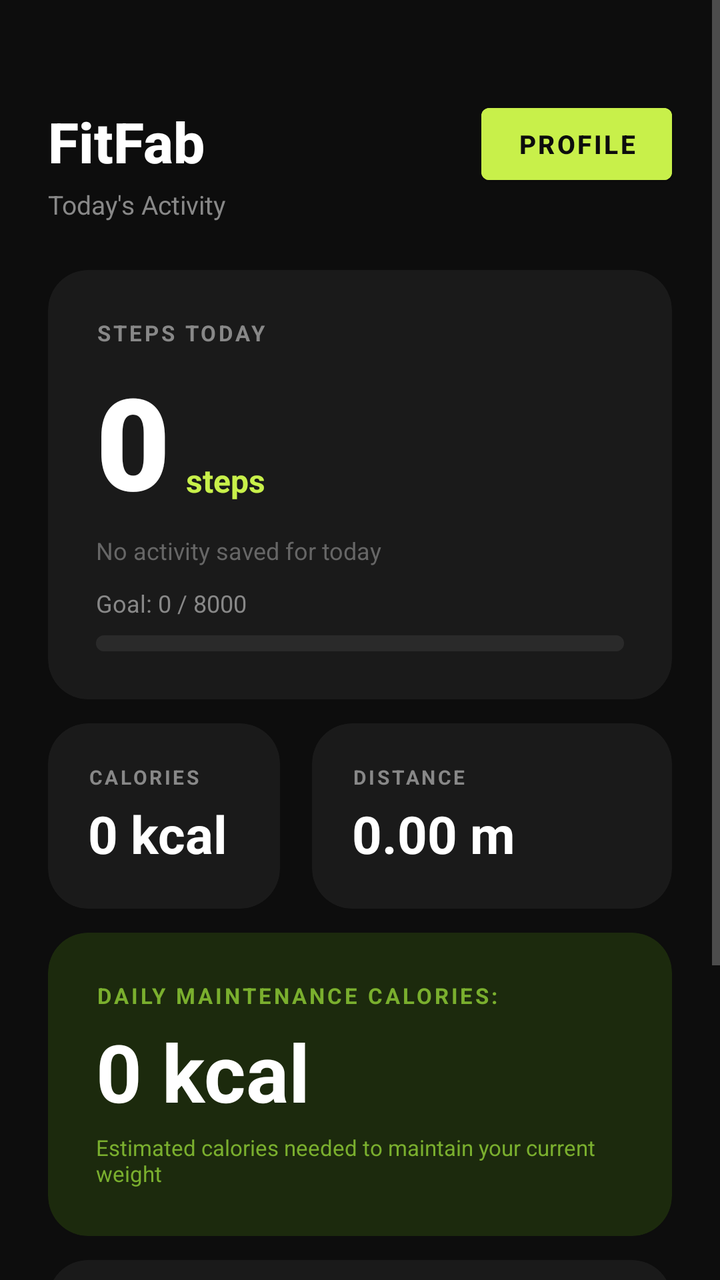
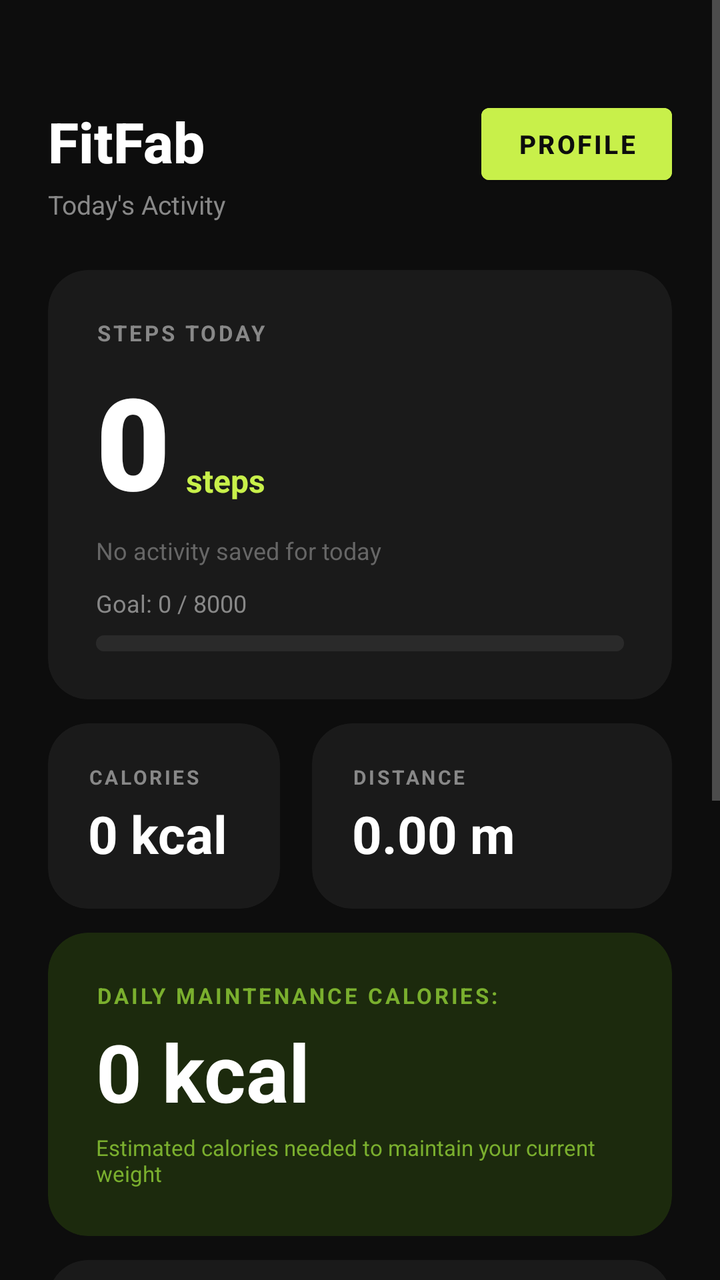

Compare the two renders of this Android layout. The source of the first and the diff that turns it into the second are given below.
<!-- AndroidManifest.xml: application theme Theme.FitnessApp -->
<!-- res/layout/activity_main.xml -->
<?xml version="1.0" encoding="utf-8"?>
<ScrollView
    xmlns:android="http://schemas.android.com/apk/res/android"
    xmlns:app="http://schemas.android.com/apk/res-auto"
    android:layout_width="match_parent"
    android:layout_height="match_parent"
    android:background="#0D0D0D"
    android:fillViewport="true">

    <androidx.constraintlayout.widget.ConstraintLayout
        android:layout_width="match_parent"
        android:layout_height="wrap_content"
        android:paddingBottom="32dp">

        
        <TextView
            android:id="@+id/headerTitle"
            android:layout_width="0dp"
            android:layout_height="wrap_content"
            android:text="FitFab"
            android:textColor="#FFFFFF"
            android:textSize="28sp"
            android:textStyle="bold"
            android:fontFamily="sans-serif-medium"
            android:layout_marginTop="52dp"
            android:layout_marginStart="24dp"
            app:layout_constraintTop_toTopOf="parent"
            app:layout_constraintStart_toStartOf="parent"
            app:layout_constraintEnd_toStartOf="@id/openProfileButton" />

        <TextView
            android:id="@+id/headerSubtitle"
            android:layout_width="0dp"
            android:layout_height="wrap_content"
            android:text="Today's Activity"
            android:textColor="#888888"
            android:textSize="13sp"
            android:layout_marginStart="24dp"
            android:layout_marginTop="4dp"
            app:layout_constraintTop_toBottomOf="@id/headerTitle"
            app:layout_constraintStart_toStartOf="parent"
            app:layout_constraintEnd_toStartOf="@id/openProfileButton" />

        <Button
            android:id="@+id/openProfileButton"
            android:layout_width="wrap_content"
            android:layout_height="wrap_content"
            android:text="Profile"
            android:textColor="#0D0D0D"
            android:textSize="13sp"
            android:textStyle="bold"
            android:backgroundTint="#C8F04A"
            android:layout_marginTop="48dp"
            android:layout_marginEnd="24dp"
            android:paddingStart="18dp"
            android:paddingEnd="18dp"
            android:paddingTop="8dp"
            android:paddingBottom="8dp"
            app:layout_constraintTop_toTopOf="parent"
            app:layout_constraintEnd_toEndOf="parent" />

        
        <androidx.cardview.widget.CardView
            android:id="@+id/stepsCard"
            android:layout_width="0dp"
            android:layout_height="wrap_content"
            android:layout_marginStart="24dp"
            android:layout_marginEnd="24dp"
            android:layout_marginTop="24dp"
            app:cardBackgroundColor="#1A1A1A"
            app:cardCornerRadius="20dp"
            app:cardElevation="0dp"
            app:layout_constraintTop_toBottomOf="@id/headerSubtitle"
            app:layout_constraintStart_toStartOf="parent"
            app:layout_constraintEnd_toEndOf="parent">

            <androidx.constraintlayout.widget.ConstraintLayout
                android:layout_width="match_parent"
                android:layout_height="wrap_content"
                android:padding="24dp">

                <TextView
                    android:id="@+id/stepsLabel"
                    android:layout_width="wrap_content"
                    android:layout_height="wrap_content"
                    android:text="STEPS TODAY"
                    android:textColor="#888888"
                    android:textSize="11sp"
                    android:letterSpacing="0.12"
                    android:textStyle="bold"
                    app:layout_constraintTop_toTopOf="parent"
                    app:layout_constraintStart_toStartOf="parent" />

                <TextView
                    android:id="@+id/stepsText"
                    android:layout_width="wrap_content"
                    android:layout_height="wrap_content"
                    android:text="0"
                    android:textColor="#FFFFFF"
                    android:textSize="64sp"
                    android:textStyle="bold"
                    android:fontFamily="sans-serif-black"
                    android:layout_marginTop="4dp"
                    app:layout_constraintTop_toBottomOf="@id/stepsLabel"
                    app:layout_constraintStart_toStartOf="parent" />

                <TextView
                    android:id="@+id/stepsUnit"
                    android:layout_width="wrap_content"
                    android:layout_height="wrap_content"
                    android:text="steps"
                    android:textColor="#C8F04A"
                    android:textSize="16sp"
                    android:textStyle="bold"
                    android:layout_marginStart="8dp"
                    android:layout_marginBottom="12dp"
                    app:layout_constraintBottom_toBottomOf="@id/stepsText"
                    app:layout_constraintStart_toEndOf="@id/stepsText" />

                <TextView
                    android:id="@+id/todayActivityText"
                    android:layout_width="0dp"
                    android:layout_height="wrap_content"
                    android:text="No activity saved for today"
                    android:textColor="#666666"
                    android:textSize="12sp"
                    android:layout_marginTop="4dp"
                    app:layout_constraintTop_toBottomOf="@id/stepsText"
                    app:layout_constraintStart_toStartOf="parent"
                    app:layout_constraintEnd_toEndOf="parent" />

                <TextView
                    android:id="@+id/stepGoalText"
                    android:layout_width="wrap_content"
                    android:layout_height="wrap_content"
                    android:text="Goal: 0 / 8000"
                    android:textColor="#888888"
                    android:textSize="12sp"
                    android:layout_marginTop="10dp"
                    app:layout_constraintTop_toBottomOf="@id/todayActivityText"
                    app:layout_constraintStart_toStartOf="parent" />

                <ProgressBar
                    android:id="@+id/stepGoalProgressBar"
                    style="@android:style/Widget.ProgressBar.Horizontal"
                    android:layout_width="0dp"
                    android:layout_height="8dp"
                    android:layout_marginTop="8dp"
                    android:progress="0"
                    android:max="100"
                    android:progressTint="#C8F04A"
                    android:progressBackgroundTint="#2A2A2A"
                    app:layout_constraintTop_toBottomOf="@id/stepGoalText"
                    app:layout_constraintStart_toStartOf="parent"
                    app:layout_constraintEnd_toEndOf="parent"
                    app:layout_constraintBottom_toBottomOf="parent" />

            </androidx.constraintlayout.widget.ConstraintLayout>
        </androidx.cardview.widget.CardView>

        
        <androidx.cardview.widget.CardView
            android:id="@+id/caloriesCard"
            android:layout_width="0dp"
            android:layout_height="wrap_content"
            android:layout_marginStart="24dp"
            android:layout_marginEnd="8dp"
            android:layout_marginTop="12dp"
            app:cardBackgroundColor="#1A1A1A"
            app:cardCornerRadius="20dp"
            app:cardElevation="0dp"
            app:layout_constraintTop_toBottomOf="@id/stepsCard"
            app:layout_constraintStart_toStartOf="parent"
            app:layout_constraintEnd_toStartOf="@id/distanceCard">

            <LinearLayout
                android:layout_width="match_parent"
                android:layout_height="wrap_content"
                android:orientation="vertical"
                android:padding="20dp">

                <TextView
                    android:layout_width="wrap_content"
                    android:layout_height="wrap_content"
                    android:text="CALORIES"
                    android:textColor="#888888"
                    android:textSize="10sp"
                    android:letterSpacing="0.12"
                    android:textStyle="bold" />

                <TextView
                    android:id="@+id/caloriesText"
                    android:layout_width="wrap_content"
                    android:layout_height="wrap_content"
                    android:text="0 kcal"
                    android:textColor="#FFFFFF"
                    android:textSize="26sp"
                    android:textStyle="bold"
                    android:layout_marginTop="4dp" />

            </LinearLayout>
        </androidx.cardview.widget.CardView>

        <androidx.cardview.widget.CardView
            android:id="@+id/distanceCard"
            android:layout_width="0dp"
            android:layout_height="wrap_content"
            android:layout_marginStart="8dp"
            android:layout_marginEnd="24dp"
            android:layout_marginTop="12dp"
            app:cardBackgroundColor="#1A1A1A"
            app:cardCornerRadius="20dp"
            app:cardElevation="0dp"
            app:layout_constraintTop_toBottomOf="@id/stepsCard"
            app:layout_constraintStart_toEndOf="@id/caloriesCard"
            app:layout_constraintEnd_toEndOf="parent"
            app:layout_constraintWidth_percent="0.5">

            <LinearLayout
                android:layout_width="match_parent"
                android:layout_height="wrap_content"
                android:orientation="vertical"
                android:padding="20dp">

                <TextView
                    android:layout_width="wrap_content"
                    android:layout_height="wrap_content"
                    android:text="DISTANCE"
                    android:textColor="#888888"
                    android:textSize="10sp"
                    android:letterSpacing="0.12"
                    android:textStyle="bold" />

                <TextView
                    android:id="@+id/distanceText"
                    android:layout_width="wrap_content"
                    android:layout_height="wrap_content"
                    android:text="0.00 m"
                    android:textColor="#FFFFFF"
                    android:textSize="26sp"
                    android:textStyle="bold"
                    android:layout_marginTop="4dp" />

            </LinearLayout>
        </androidx.cardview.widget.CardView>

        
        <androidx.cardview.widget.CardView
            android:id="@+id/maintenanceCard"
            android:layout_width="0dp"
            android:layout_height="wrap_content"
            android:layout_marginStart="24dp"
            android:layout_marginEnd="24dp"
            android:layout_marginTop="12dp"
            app:cardBackgroundColor="#1C2A0D"
            app:cardCornerRadius="20dp"
            app:cardElevation="0dp"
            app:layout_constraintTop_toBottomOf="@id/caloriesCard"
            app:layout_constraintStart_toStartOf="parent"
            app:layout_constraintEnd_toEndOf="parent">

            <androidx.constraintlayout.widget.ConstraintLayout
                android:layout_width="match_parent"
                android:layout_height="wrap_content"
                android:padding="24dp">

                <TextView
                    android:id="@+id/maintenanceLabel"
                    android:layout_width="wrap_content"
                    android:layout_height="wrap_content"
                    android:text="DAILY MAINTENANCE CALORIES:"
                    android:textColor="#7AAF2E"
                    android:textSize="11sp"
                    android:letterSpacing="0.12"
                    android:textStyle="bold"
                    app:layout_constraintTop_toTopOf="parent"
                    app:layout_constraintStart_toStartOf="parent" />

                <TextView
                    android:id="@+id/maintenanceText"
                    android:layout_width="wrap_content"
                    android:layout_height="wrap_content"
                    android:text="0 kcal"
                    android:textColor="#FFFFFF"
                    android:textSize="40sp"
                    android:textStyle="bold"
                    android:layout_marginTop="4dp"
                    app:layout_constraintTop_toBottomOf="@id/maintenanceLabel"
                    app:layout_constraintStart_toStartOf="parent" />

                <TextView
                    android:layout_width="0dp"
                    android:layout_height="wrap_content"
                    android:text="Estimated calories needed to maintain your current weight"
                    android:textColor="#7AAF2E"
                    android:textSize="11sp"
                    android:layout_marginTop="4dp"
                    app:layout_constraintTop_toBottomOf="@id/maintenanceText"
                    app:layout_constraintStart_toStartOf="parent"
                    app:layout_constraintEnd_toEndOf="parent" />

            </androidx.constraintlayout.widget.ConstraintLayout>
        </androidx.cardview.widget.CardView>

        
        <androidx.cardview.widget.CardView
            android:id="@+id/xpCard"
            android:layout_width="0dp"
            android:layout_height="wrap_content"
            android:layout_marginStart="24dp"
            android:layout_marginEnd="24dp"
            android:layout_marginTop="12dp"
            app:cardBackgroundColor="#1A1A1A"
            app:cardCornerRadius="20dp"
            app:cardElevation="0dp"
            app:layout_constraintTop_toBottomOf="@id/maintenanceCard"
            app:layout_constraintStart_toStartOf="parent"
            app:layout_constraintEnd_toEndOf="parent">

            <androidx.constraintlayout.widget.ConstraintLayout
                android:layout_width="match_parent"
                android:layout_height="wrap_content"
                android:padding="24dp">

                <TextView
                    android:id="@+id/xpLabel"
                    android:layout_width="wrap_content"
                    android:layout_height="wrap_content"
                    android:text="LEVEL PROGRESS"
                    android:textColor="#888888"
                    android:textSize="11sp"
                    android:letterSpacing="0.12"
                    android:textStyle="bold"
                    app:layout_constraintTop_toTopOf="parent"
                    app:layout_constraintStart_toStartOf="parent" />

                <TextView
                    android:id="@+id/xpText"
                    android:layout_width="0dp"
                    android:layout_height="wrap_content"
                    android:text="XP: 0  |  Level: 1"
                    android:textColor="#FFFFFF"
                    android:textSize="24sp"
                    android:textStyle="bold"
                    android:layout_marginTop="6dp"
                    app:layout_constraintTop_toBottomOf="@id/xpLabel"
                    app:layout_constraintStart_toStartOf="parent"
                    app:layout_constraintEnd_toEndOf="parent" />

                <ProgressBar
                    android:id="@+id/xpProgressBar"
                    style="@android:style/Widget.ProgressBar.Horizontal"
                    android:layout_width="0dp"
                    android:layout_height="8dp"
                    android:layout_marginTop="12dp"
                    android:progressTint="#C8F04A"
                    android:progressBackgroundTint="#2A2A2A"
                    android:max="100"
                    android:progress="0"
                    app:layout_constraintTop_toBottomOf="@id/xpText"
                    app:layout_constraintStart_toStartOf="parent"
                    app:layout_constraintEnd_toEndOf="parent" />

                <TextView
                    android:id="@+id/nextLevelText"
                    android:layout_width="wrap_content"
                    android:layout_height="wrap_content"
                    android:text="100 XP to next level"
                    android:textColor="#888888"
                    android:textSize="11sp"
                    android:layout_marginTop="8dp"
                    app:layout_constraintTop_toBottomOf="@id/xpProgressBar"
                    app:layout_constraintStart_toStartOf="parent" />

                <TextView
                    android:id="@+id/badgeText"
                    android:layout_width="wrap_content"
                    android:layout_height="wrap_content"
                    android:text="Badge: No badge yet"
                    android:textColor="#D6FF4A"
                    android:textSize="12sp"
                    android:textStyle="bold"
                    android:layout_marginTop="6dp"
                    app:layout_constraintTop_toBottomOf="@id/nextLevelText"
                    app:layout_constraintStart_toStartOf="parent" />

                <TextView
                    android:id="@+id/motivationText"
                    android:layout_width="wrap_content"
                    android:layout_height="wrap_content"
                    android:text="Keep moving to level up!"
                    android:textColor="#555555"
                    android:textSize="11sp"
                    android:layout_marginTop="6dp"
                    app:layout_constraintTop_toBottomOf="@id/badgeText"
                    app:layout_constraintStart_toStartOf="parent"
                    app:layout_constraintBottom_toBottomOf="parent" />

            </androidx.constraintlayout.widget.ConstraintLayout>
        </androidx.cardview.widget.CardView>

    </androidx.constraintlayout.widget.ConstraintLayout>
</ScrollView>
<!-- resources referenced by this layout -->
<resources>
  <style name="Theme.FitnessApp" parent="Theme.MaterialComponents.DayNight.NoActionBar">
  
          <item name="android:windowBackground">#0D0D0D</item>
          <item name="colorSurface">#1A1A1A</item>
  
          <item name="colorPrimary">#C8F04A</item>
          <item name="colorPrimaryVariant">#A8CC30</item>
          <item name="colorOnPrimary">#0D0D0D</item>
  
          <item name="colorSecondary">#C8F04A</item>
          <item name="colorOnSecondary">#0D0D0D</item>
  
          <item name="android:textColorPrimary">#FFFFFF</item>
          <item name="android:textColorSecondary">#888888</item>
  
          <item name="android:statusBarColor">#0D0D0D</item>
          <item name="android:navigationBarColor">#0D0D0D</item>
          <item name="android:windowLightStatusBar">false</item>
  
      </style>
</resources>

<!-- the commit's change to res/layout/activity_main.xml (unified diff, before → after) -->
@@ -399,5 +399,67 @@
             </androidx.constraintlayout.widget.ConstraintLayout>
         </androidx.cardview.widget.CardView>
 
+        
+        <androidx.cardview.widget.CardView
+            android:id="@+id/strainCard"
+            android:layout_width="0dp"
+            android:layout_height="wrap_content"
+            android:layout_marginStart="24dp"
+            android:layout_marginEnd="24dp"
+            android:layout_marginTop="12dp"
+            app:cardBackgroundColor="#1A1A1A"
+            app:cardCornerRadius="20dp"
+            app:cardElevation="0dp"
+            app:layout_constraintTop_toBottomOf="@id/xpCard"
+            app:layout_constraintStart_toStartOf="parent"
+            app:layout_constraintEnd_toEndOf="parent">
+
+            <LinearLayout
+                android:layout_width="match_parent"
+                android:layout_height="wrap_content"
+                android:orientation="vertical"
+                android:padding="24dp">
+
+                <TextView
+                    android:layout_width="wrap_content"
+                    android:layout_height="wrap_content"
+                    android:text="STRAIN"
+                    android:textColor="#888888"
+                    android:textSize="11sp"
+                    android:letterSpacing="0.12"
+                    android:textStyle="bold" />
+
+                <TextView
+                    android:id="@+id/strainText"
+                    android:layout_width="wrap_content"
+                    android:layout_height="wrap_content"
+                    android:text="0 / 100"
+                    android:textColor="#FFFFFF"
+                    android:textSize="40sp"
+                    android:textStyle="bold"
+                    android:layout_marginTop="4dp" />
+
+                <ProgressBar
+                    android:id="@+id/strainProgressBar"
+                    style="@android:style/Widget.ProgressBar.Horizontal"
+                    android:layout_width="match_parent"
+                    android:layout_height="8dp"
+                    android:layout_marginTop="12dp"
+                    android:progressTint="#C8F04A"
+                    android:progressBackgroundTint="#2A2A2A"
+                    android:max="100"
+                    android:progress="0" />
+
+                <TextView
+                    android:layout_width="wrap_content"
+                    android:layout_height="wrap_content"
+                    android:text="How much of your daily step goal you have used"
+                    android:textColor="#555555"
+                    android:textSize="11sp"
+                    android:layout_marginTop="8dp" />
+
+            </LinearLayout>
+        </androidx.cardview.widget.CardView>
+
     </androidx.constraintlayout.widget.ConstraintLayout>
 </ScrollView>
